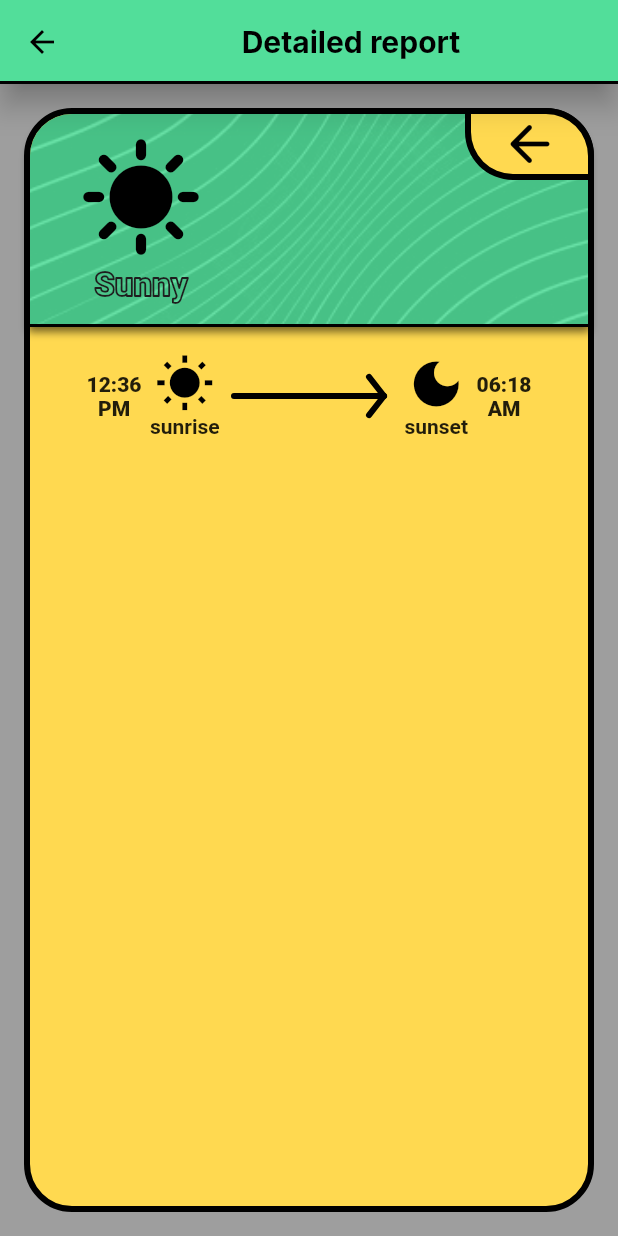
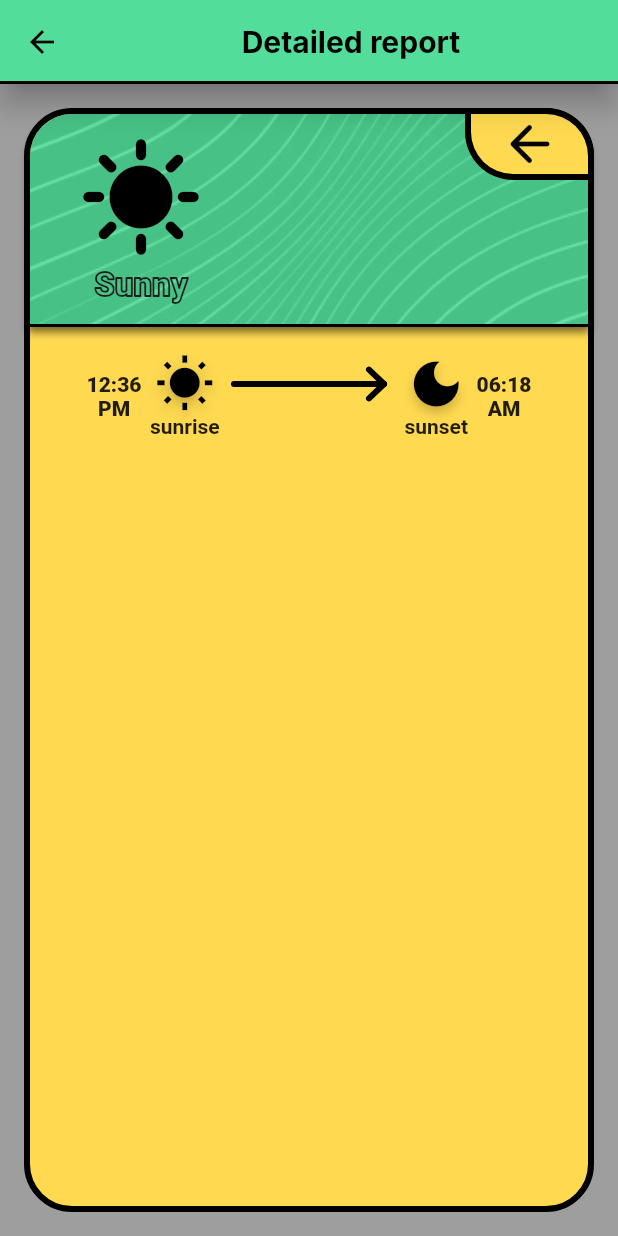
Before and after one commit to vladcto/cartoon-weather, a Flutter app: the DetailPage screen opened by its route, on a phone screen of 412 x 824 dp. Run offline on Flutter 3.47's test engine with Material 2 defaults, Android fonts, the phone set to English and light mode, and no system bars; missing offline and left inert: charts_painter; Roboto replaces fonts that are missing (Inter).

Commit message:
Добавил тени и отцентровал стрелку.

```diff
--- a/cartoon_weather/lib/detail_page.dart
+++ b/cartoon_weather/lib/detail_page.dart
@@ -62,8 +62,11 @@ class DetailPage extends StatelessWidget {
                             _buildSunriseWidget(Icons.wb_sunny, "12:36 PM", true),
                             const SizedBox(width: 8),
                             Expanded(
+                              child: Padding(
+                                padding: const EdgeInsets.only(bottom: 16),
                                 child: CustomPaint(
                                   painter: ArrowPainer(),
+                                ),
                               ),
                             ),
                             const SizedBox(width: 8),
@@ -188,6 +191,13 @@ class DetailPage extends StatelessWidget {
                 iconData,
                 color: Colors.black,
                 size: 40,
+                shadows: [
+                  Shadow(
+                    color: Colors.black.withOpacity(0.2),
+                    offset: const Offset(0, 4),
+                    blurRadius: 8,
+                  )
+                ],
               ),
               Text(
                 sunrise ? "sunrise" : "sunset",
@@ -214,15 +224,21 @@ class ArrowPainer extends CustomPainter {
       ..strokeWidth = 4
       ..strokeCap = StrokeCap.round;
 
-    canvas.drawLine(Offset(0, height / 2), Offset(widgth, height / 2), paint);
+    canvas.drawLine(
+      Offset(0, height / 2),
+      Offset(widgth, height / 2),
+      paint,
+    );
     canvas.drawLine(
       Offset(widgth, height / 2),
       Offset(widgth * arrowWidthPerc, height / 2 + height * arrowHeightPerc),
-        paint);
+      paint,
+    );
     canvas.drawLine(
       Offset(widgth, height / 2),
       Offset(widgth * arrowWidthPerc, height / 2 - height * arrowHeightPerc),
-        paint);
+      paint,
+    );
   }
 
   @override
```
Lines whose indentation alone changed are shown as unchanged.
